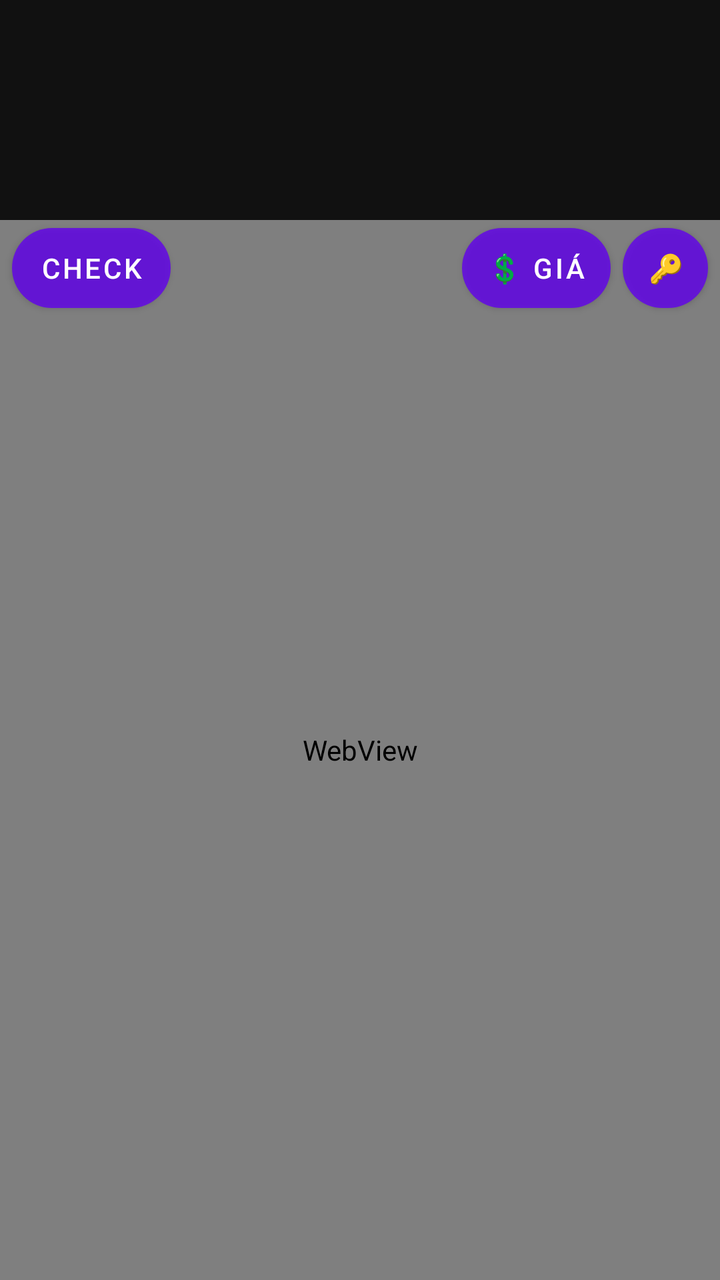
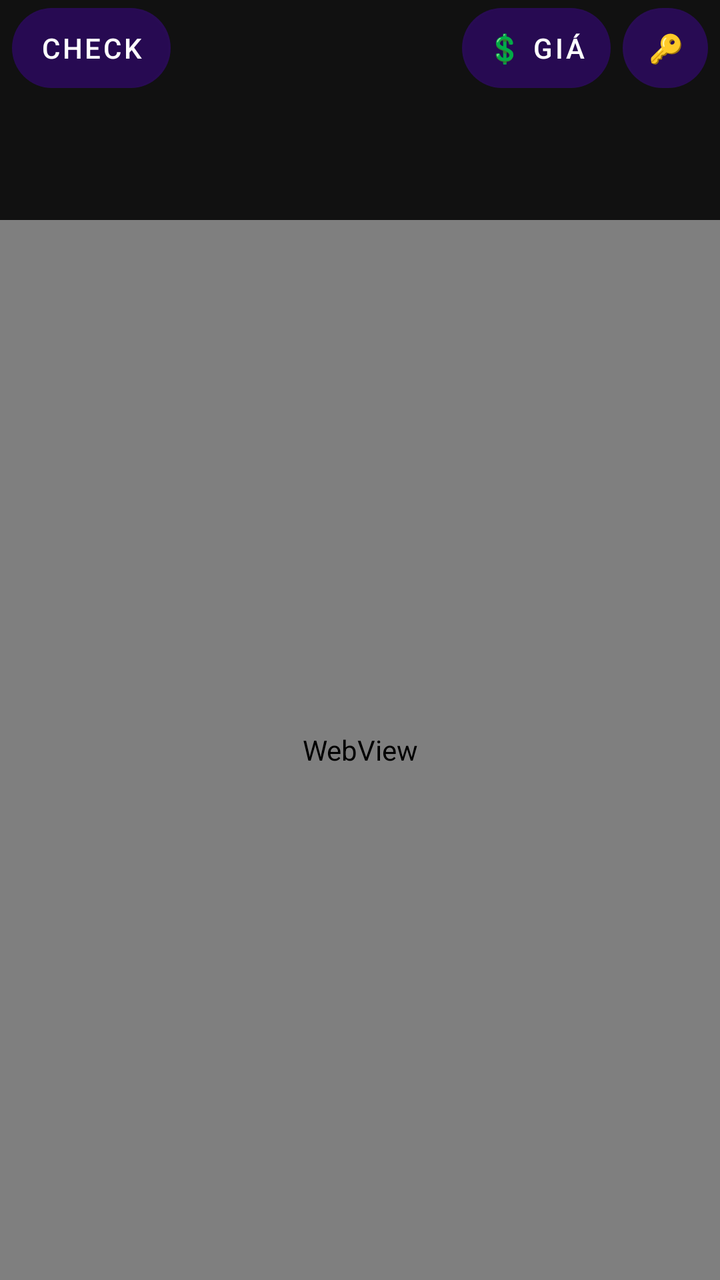

The first picture is an Android layout as it rendered before a commit; the second is the same layout after the commit. The layout source and the unified diff follow.
<!-- AndroidManifest.xml: application theme Theme.PlateChecker -->
<!-- res/layout/activity_webview.xml -->
<?xml version="1.0" encoding="utf-8"?>
<androidx.constraintlayout.widget.ConstraintLayout
    xmlns:android="http://schemas.android.com/apk/res/android"
    xmlns:app="http://schemas.android.com/apk/res-auto"
    android:layout_width="match_parent"
    android:layout_height="match_parent"
    android:background="#000000">

    
    <ImageView
        android:id="@+id/imgPlate"
        android:layout_width="0dp"
        android:layout_height="110dp"
        android:scaleType="fitCenter"
        android:background="#111111"
        android:contentDescription="Ảnh biển số"
        app:layout_constraintTop_toTopOf="parent"
        app:layout_constraintStart_toStartOf="parent"
        app:layout_constraintEnd_toEndOf="parent" />

    <WebView
        android:id="@+id/webView"
        android:layout_width="0dp"
        android:layout_height="0dp"
        app:layout_constraintTop_toBottomOf="@id/imgPlate"
        app:layout_constraintBottom_toBottomOf="parent"
        app:layout_constraintStart_toStartOf="parent"
        app:layout_constraintEnd_toEndOf="parent" />

    <Button
        android:id="@+id/btnRegistryCheck"
        android:layout_width="wrap_content"
        android:layout_height="40dp"
        android:layout_marginStart="6dp"
        android:layout_marginTop="4dp"
        android:minWidth="0dp"
        android:minHeight="0dp"
        android:paddingStart="14dp"
        android:paddingEnd="14dp"
        android:text="Check"
        android:textSize="14sp"
        android:background="@drawable/bg_floating_button"
        android:textColor="#FFFFFF"
        app:layout_constraintTop_toBottomOf="@id/imgPlate"
        app:layout_constraintStart_toStartOf="parent" />

    <Button
        android:id="@+id/btnManageCredentials"
        android:layout_width="wrap_content"
        android:layout_height="40dp"
        android:layout_marginTop="4dp"
        android:layout_marginEnd="6dp"
        android:minWidth="0dp"
        android:minHeight="0dp"
        android:paddingStart="12dp"
        android:paddingEnd="12dp"
        android:text="🔑"
        android:textSize="14sp"
        android:background="@drawable/bg_floating_button"
        android:textColor="#FFFFFF"
        app:layout_constraintTop_toBottomOf="@id/imgPlate"
        app:layout_constraintEnd_toEndOf="parent" />

    <Button
        android:id="@+id/btnPriceList"
        android:layout_width="wrap_content"
        android:layout_height="40dp"
        android:layout_marginTop="4dp"
        android:layout_marginEnd="6dp"
        android:minWidth="0dp"
        android:minHeight="0dp"
        android:paddingStart="12dp"
        android:paddingEnd="12dp"
        android:text="💲 Giá"
        android:textSize="14sp"
        android:background="@drawable/bg_floating_button"
        android:textColor="#FFFFFF"
        app:layout_constraintTop_toBottomOf="@id/imgPlate"
        app:layout_constraintEnd_toStartOf="@id/btnManageCredentials" />

    
    <FrameLayout
        android:id="@+id/priceOverlay"
        android:layout_width="0dp"
        android:layout_height="0dp"
        android:background="#CC000000"
        android:visibility="gone"
        android:clickable="true"
        android:focusable="true"
        app:layout_constraintTop_toTopOf="parent"
        app:layout_constraintBottom_toBottomOf="parent"
        app:layout_constraintStart_toStartOf="parent"
        app:layout_constraintEnd_toEndOf="parent">

        <LinearLayout
            android:layout_width="match_parent"
            android:layout_height="match_parent"
            android:orientation="vertical"
            android:padding="16dp">

            <LinearLayout
                android:layout_width="match_parent"
                android:layout_height="wrap_content"
                android:orientation="horizontal"
                android:gravity="center_vertical"
                android:paddingBottom="8dp">

                <TextView
                    android:layout_width="0dp"
                    android:layout_height="wrap_content"
                    android:layout_weight="1"
                    android:text="Bảng giá theo loại xe"
                    android:textColor="#FFFFFF"
                    android:textSize="18sp"
                    android:textStyle="bold" />

                <Button
                    android:id="@+id/btnClosePriceList"
                    android:layout_width="wrap_content"
                    android:layout_height="wrap_content"
                    android:minWidth="0dp"
                    android:minHeight="0dp"
                    android:padding="10dp"
                    android:text="✕"
                    android:textSize="16sp"
                    android:background="#88000000"
                    android:textColor="#FFFFFF" />

            </LinearLayout>

            <ScrollView
                android:layout_width="match_parent"
                android:layout_height="0dp"
                android:layout_weight="1">

                <LinearLayout
                    android:id="@+id/priceTableContainer"
                    android:layout_width="match_parent"
                    android:layout_height="wrap_content"
                    android:orientation="vertical" />

            </ScrollView>

        </LinearLayout>

    </FrameLayout>

</androidx.constraintlayout.widget.ConstraintLayout>
<!-- resources referenced by this layout -->
<resources>
  <!-- drawable bg_floating_button (drawable) -->
  <?xml version="1.0" encoding="utf-8"?>
  <shape xmlns:android="http://schemas.android.com/apk/res/android">
      <solid android:color="#CC000000" />
      <corners android:radius="22dp" />
      <padding
          android:left="12dp"
          android:top="8dp"
          android:right="12dp"
          android:bottom="8dp" />
  </shape>
  <style name="Theme.PlateChecker" parent="Theme.MaterialComponents.DayNight.NoActionBar" />
</resources>

<!-- the commit's change to res/layout/activity_webview.xml (unified diff, before → after) -->
@@ -41,7 +41,7 @@
         android:textSize="14sp"
         android:background="@drawable/bg_floating_button"
         android:textColor="#FFFFFF"
-        app:layout_constraintTop_toBottomOf="@id/imgPlate"
+        app:layout_constraintTop_toTopOf="@id/imgPlate"
         app:layout_constraintStart_toStartOf="parent" />
 
     <Button
@@ -58,7 +58,7 @@
         android:textSize="14sp"
         android:background="@drawable/bg_floating_button"
         android:textColor="#FFFFFF"
-        app:layout_constraintTop_toBottomOf="@id/imgPlate"
+        app:layout_constraintTop_toTopOf="@id/imgPlate"
         app:layout_constraintEnd_toEndOf="parent" />
 
     <Button
@@ -75,7 +75,7 @@
         android:textSize="14sp"
         android:background="@drawable/bg_floating_button"
         android:textColor="#FFFFFF"
-        app:layout_constraintTop_toBottomOf="@id/imgPlate"
+        app:layout_constraintTop_toTopOf="@id/imgPlate"
         app:layout_constraintEnd_toStartOf="@id/btnManageCredentials" />
 
     
<!-- resource entries referenced after the edit -->
@@ -3,7 +3,7 @@
   <!-- drawable bg_floating_button (drawable) -->
   <?xml version="1.0" encoding="utf-8"?>
   <shape xmlns:android="http://schemas.android.com/apk/res/android">
-      <solid android:color="#CC000000" />
+      <solid android:color="#4D000000" />
       <corners android:radius="22dp" />
       <padding
           android:left="12dp"
